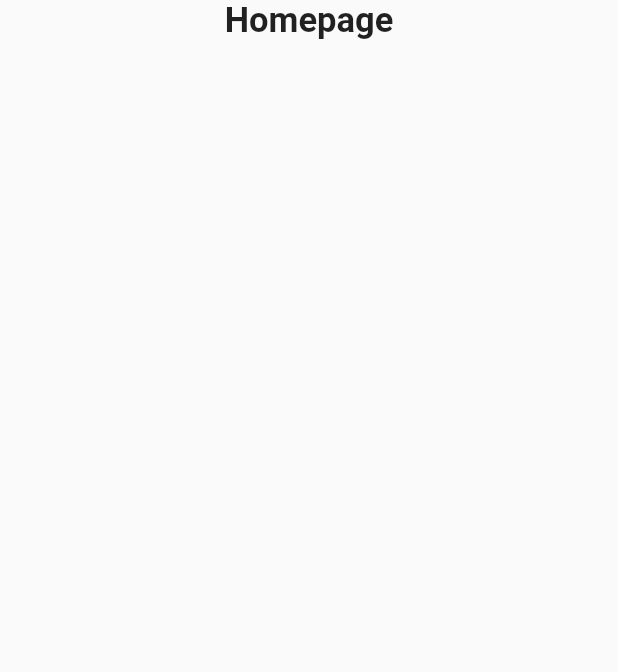
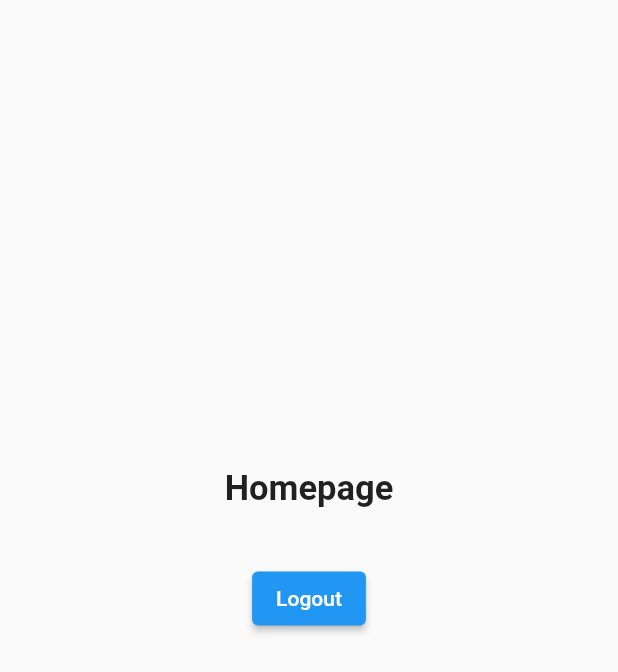
Before and after one commit to prabinlamsal19/very_good_template, a Flutter app: the screen it shows after launch, after a tap on "Login", on a phone screen of 412 x 824 dp. Shown: the top 672 px of the screen. Run offline on Flutter 3.47's test engine with Material 2 defaults, Android fonts, the phone set to English and light mode, and no system bars; our stand-ins replace bloc, firebase_auth, firebase_core, flutter_bloc, flutter_riverpod, freezed_annotation and 3 more; accounts and stored records are empty; generated files the repository leaves out were written again; network calls fail.

Commit message:
feat: firebase+local logout

```diff
--- a/lib/app/cubit/app_event.dart
+++ b/lib/app/cubit/app_event.dart
@@ -4,4 +4,6 @@ part 'app_event.freezed.dart';
 @freezed
 class AppEvent with _$AppEvent {
   const factory AppEvent.checkStoredLoginEvent() = CheckStoredLoginEvnet;
+
+  const factory AppEvent.logOutEvent() = LogOutEvent;
 }
--- a/lib/features/authentication/data/repository/hive_repo.dart
+++ b/lib/features/authentication/data/repository/hive_repo.dart
@@ -13,4 +13,8 @@ class HiveRepository {
   UserModel? getPersistedUserData() {
     return authBox.get('authBoxKey');
   }
+
+  Future<void> deletePersistedData() async {
+    await authBox.delete('authBoxKey');
+  }
 }
--- a/lib/home/presentation/pages/homepage.dart
+++ b/lib/home/presentation/pages/homepage.dart
@@ -1,4 +1,8 @@
 import 'package:flutter/material.dart';
+import 'package:flutter_bloc/flutter_bloc.dart';
+import 'package:vg_flutter_template/app/cubit/app_bloc.dart';
+import 'package:vg_flutter_template/app/cubit/app_event.dart';
+import 'package:vg_flutter_template/app/cubit/app_state.dart';
 import 'package:vg_flutter_template/features/authentication/data/model/user_model.dart';
 
 class HomePage extends StatelessWidget {
@@ -10,14 +14,26 @@ class HomePage extends StatelessWidget {
     return Center(
       child: Scaffold(
           body: Center(
+              child: Container(
+        height: 200,
         child: Column(
           children: [
             const Text(
               'Homepage',
               style: TextStyle(fontSize: 23, fontWeight: FontWeight.bold),
             ),
-          Text(userModel.email)
+            Text(userModel.email),
+            const SizedBox(
+              height: 20,
+            ),
+            ElevatedButton(
+              onPressed: () {
+                BlocProvider.of<AppBloc>(context).add(const LogOutEvent());
+              },
+              child: const Text("Logout"),
+            )
           ],
+        ),
       ))),
     );
   }
```
Also changed, not shown: lib/app/cubit/app_bloc.dart (+6 -4 lines), lib/features/authentication/data/repository/firebase_repository.dart (+8 -7 lines), lib/app/cubit/app_event.freezed.dart, lib/app/cubit/app_state.freezed.dart. Lines whose indentation alone changed are shown as unchanged.
